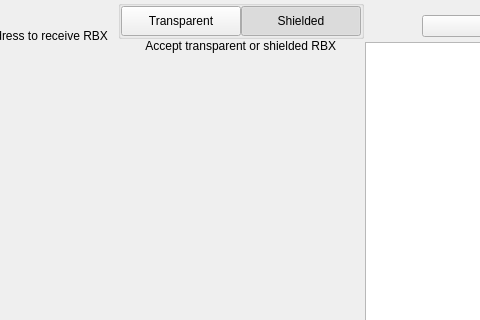
Qt form src/qt/rbx/forms/receivewidget.ui (Liquid369/blank) before a commit; both pictures show x 182 to 662 and y 0 to 320 of the 819 by 629 pixel window.
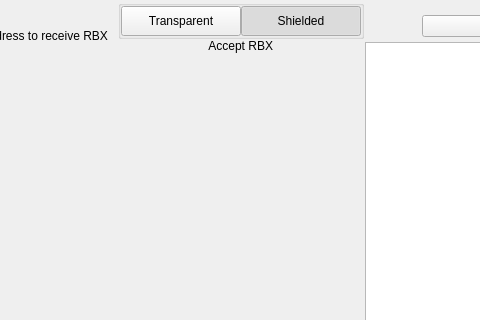
The same form after that commit. Custom widgets are drawn as their Qt base class.

What changed in the file:
```diff
--- a/src/qt/rbx/forms/receivewidget.ui
+++ b/src/qt/rbx/forms/receivewidget.ui
@@ -201,7 +201,7 @@
              <item alignment="Qt::AlignHCenter|Qt::AlignTop">
               <widget class="QLabel" name="labelSubtitle2">
                <property name="text">
-                <string>Accept transparent or shielded RBX</string>
+                <string>Accept RBX</string>
                </property>
                <property name="alignment">
                 <set>Qt::AlignRight|Qt::AlignTrailing|Qt::AlignVCenter</set>
```
